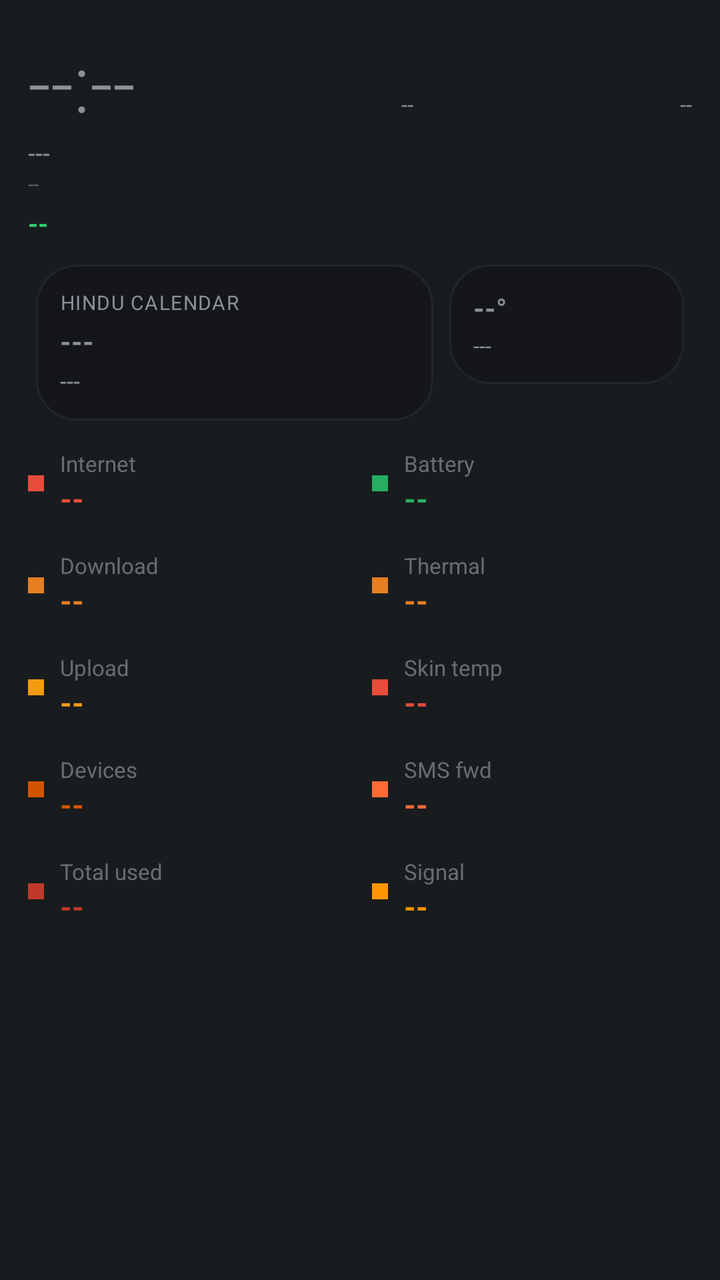
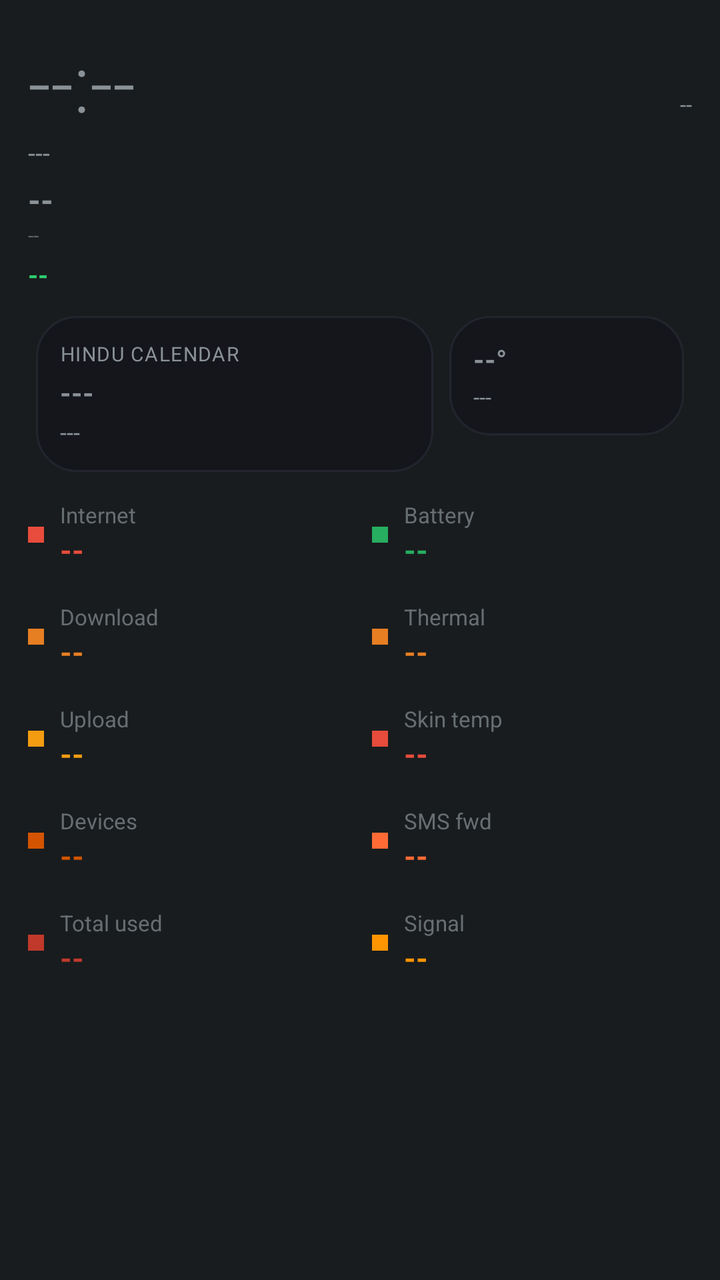

An Android layout rendered at two revisions. The XML below is the earlier revision; the diff shows what the commit changed to produce the second picture.
<!-- AndroidManifest.xml: application theme android:Theme.DeviceDefault.NoActionBar -->
<!-- res/layout/aod_layout_oneplus_bold.xml -->
<?xml version="1.0" encoding="utf-8"?>
<LinearLayout xmlns:android="http://schemas.android.com/apk/res/android"
    android:id="@+id/bg_root"
    android:layout_width="match_parent"
    android:layout_height="match_parent"
    android:orientation="vertical"
    android:padding="14dp">

    <LinearLayout
        android:layout_width="match_parent"
        android:layout_height="wrap_content"
        android:orientation="horizontal">

        <TextView
            android:id="@+id/clock"
            android:layout_width="wrap_content"
            android:layout_height="wrap_content"
            android:textSize="40sp"
            android:fontFamily="sans-serif-light"
            android:text="--:--" />

        <TextView
            android:id="@+id/net_type_badge"
            android:layout_width="0dp"
            android:layout_height="wrap_content"
            android:layout_weight="1"
            android:layout_gravity="top"
            android:gravity="end"
            android:textSize="11sp"
            android:text="--" />

        <TextView
            android:id="@+id/akd_badge"
            android:layout_width="0dp"
            android:layout_height="wrap_content"
            android:layout_weight="1"
            android:layout_gravity="top"
            android:gravity="end"
            android:textSize="11sp"
            android:text="--" />
    </LinearLayout>

    <TextView
        android:id="@+id/date"
        android:layout_width="wrap_content"
        android:layout_height="wrap_content"
        android:textSize="13sp"
        android:text="---" />

    <TextView
        android:id="@+id/perf_badge"
        android:layout_width="wrap_content"
        android:layout_height="wrap_content"
        android:textSize="10sp"
        android:alpha="0.6"
        android:text="--" />

    <TextView
        android:id="@+id/health_badge"
        android:layout_width="wrap_content"
        android:layout_height="wrap_content"
        android:layout_marginTop="4dp"
        android:textAllCaps="true"
        android:textStyle="bold"
        android:textSize="13sp"
        android:textColor="#2ecc71"
        android:text="--" />

    <TextView
        android:id="@+id/muhurat_badge"
        android:layout_width="wrap_content"
        android:layout_height="wrap_content"
        android:textSize="11sp"
        android:textStyle="bold"
        android:visibility="gone"
        android:text="--" />

    <LinearLayout
        android:layout_width="match_parent"
        android:layout_height="wrap_content"
        android:orientation="horizontal"
        android:layout_marginTop="8dp">

        <LinearLayout
            android:id="@+id/panchang_card"
            android:layout_width="0dp"
            android:layout_height="wrap_content"
            android:layout_weight="1.7"
            android:layout_margin="4dp"
            android:background="@drawable/bg_card"
            android:orientation="vertical"
            android:gravity="center_vertical"
            android:padding="12dp">

            <TextView
                android:id="@+id/panchang_header"
                android:layout_width="wrap_content"
                android:layout_height="wrap_content"
                android:textSize="10sp"
                android:textAllCaps="true"
                android:letterSpacing="0.05"
                android:text="Hindu calendar" />

            <TextView
                android:id="@+id/panchang_tithi"
                android:layout_width="match_parent"
                android:layout_height="wrap_content"
                android:layout_marginTop="3dp"
                android:textStyle="bold"
                android:maxLines="1"
                android:autoSizeTextType="uniform"
                android:autoSizeMinTextSize="13sp"
                android:autoSizeMaxTextSize="18sp"
                android:text="---" />

            <TextView
                android:id="@+id/panchang_nakshatra"
                android:layout_width="match_parent"
                android:layout_height="wrap_content"
                android:layout_marginTop="2dp"
                android:textSize="12sp"
                android:maxLines="1"
                android:ellipsize="end"
                android:text="---" />
        </LinearLayout>

        <LinearLayout
            android:id="@+id/weather_card"
            android:layout_width="0dp"
            android:layout_height="wrap_content"
            android:layout_weight="1"
            android:layout_margin="4dp"
            android:background="@drawable/bg_card"
            android:orientation="vertical"
            android:gravity="center_vertical"
            android:padding="12dp">

            <TextView
                android:id="@+id/weather_temp"
                android:layout_width="match_parent"
                android:layout_height="wrap_content"
                android:textStyle="bold"
                android:maxLines="1"
                android:autoSizeTextType="uniform"
                android:autoSizeMinTextSize="14sp"
                android:autoSizeMaxTextSize="20sp"
                android:text="--°" />

            <TextView
                android:id="@+id/weather_condition"
                android:layout_width="match_parent"
                android:layout_height="wrap_content"
                android:layout_marginTop="2dp"
                android:textSize="11sp"
                android:maxLines="2"
                android:text="---" />
        </LinearLayout>
    </LinearLayout>

    
    <LinearLayout
        android:layout_width="match_parent"
        android:layout_height="wrap_content"
        android:orientation="horizontal"
        android:layout_marginTop="10dp">

        <LinearLayout android:layout_width="0dp" android:layout_height="wrap_content" android:layout_weight="1" android:orientation="vertical" android:layout_marginEnd="6dp">
            <LinearLayout android:id="@+id/row8" android:layout_width="match_parent" android:layout_height="wrap_content" android:orientation="horizontal" android:gravity="center_vertical" android:layout_marginBottom="16dp">
                <View android:layout_width="8dp" android:layout_height="8dp" android:layout_marginEnd="8dp" android:background="#e74c3c" />
                <LinearLayout android:layout_width="0dp" android:layout_height="wrap_content" android:layout_weight="1" android:orientation="vertical">
                    <TextView android:id="@+id/stat_label" android:layout_width="wrap_content" android:layout_height="wrap_content" android:textSize="11sp" android:alpha="0.7" android:text="Internet" />
                    <TextView android:id="@+id/stat_value" android:layout_width="wrap_content" android:layout_height="wrap_content" android:textStyle="bold" android:textSize="15sp" android:textColor="#e74c3c" android:text="--" />
                </LinearLayout>
            </LinearLayout>
            <LinearLayout android:id="@+id/row0" android:layout_width="match_parent" android:layout_height="wrap_content" android:orientation="horizontal" android:gravity="center_vertical" android:layout_marginBottom="16dp">
                <View android:layout_width="8dp" android:layout_height="8dp" android:layout_marginEnd="8dp" android:background="#e67e22" />
                <LinearLayout android:layout_width="0dp" android:layout_height="wrap_content" android:layout_weight="1" android:orientation="vertical">
                    <TextView android:id="@+id/stat_label" android:layout_width="wrap_content" android:layout_height="wrap_content" android:textSize="11sp" android:alpha="0.7" android:text="Download" />
                    <TextView android:id="@+id/stat_value" android:layout_width="wrap_content" android:layout_height="wrap_content" android:textStyle="bold" android:textSize="15sp" android:textColor="#e67e22" android:text="--" />
                </LinearLayout>
            </LinearLayout>
            <LinearLayout android:id="@+id/row1" android:layout_width="match_parent" android:layout_height="wrap_content" android:orientation="horizontal" android:gravity="center_vertical" android:layout_marginBottom="16dp">
                <View android:layout_width="8dp" android:layout_height="8dp" android:layout_marginEnd="8dp" android:background="#f39c12" />
                <LinearLayout android:layout_width="0dp" android:layout_height="wrap_content" android:layout_weight="1" android:orientation="vertical">
                    <TextView android:id="@+id/stat_label" android:layout_width="wrap_content" android:layout_height="wrap_content" android:textSize="11sp" android:alpha="0.7" android:text="Upload" />
                    <TextView android:id="@+id/stat_value" android:layout_width="wrap_content" android:layout_height="wrap_content" android:textStyle="bold" android:textSize="15sp" android:textColor="#f39c12" android:text="--" />
                </LinearLayout>
            </LinearLayout>
            <LinearLayout android:id="@+id/row2" android:layout_width="match_parent" android:layout_height="wrap_content" android:orientation="horizontal" android:gravity="center_vertical" android:layout_marginBottom="16dp">
                <View android:layout_width="8dp" android:layout_height="8dp" android:layout_marginEnd="8dp" android:background="#d35400" />
                <LinearLayout android:layout_width="0dp" android:layout_height="wrap_content" android:layout_weight="1" android:orientation="vertical">
                    <TextView android:id="@+id/stat_label" android:layout_width="wrap_content" android:layout_height="wrap_content" android:textSize="11sp" android:alpha="0.7" android:text="Devices" />
                    <TextView android:id="@+id/stat_value" android:layout_width="wrap_content" android:layout_height="wrap_content" android:textStyle="bold" android:textSize="15sp" android:textColor="#d35400" android:text="--" />
                </LinearLayout>
            </LinearLayout>
            <LinearLayout android:id="@+id/row3" android:layout_width="match_parent" android:layout_height="wrap_content" android:orientation="horizontal" android:gravity="center_vertical" android:layout_marginBottom="16dp">
                <View android:layout_width="8dp" android:layout_height="8dp" android:layout_marginEnd="8dp" android:background="#c0392b" />
                <LinearLayout android:layout_width="0dp" android:layout_height="wrap_content" android:layout_weight="1" android:orientation="vertical">
                    <TextView android:id="@+id/stat_label" android:layout_width="wrap_content" android:layout_height="wrap_content" android:textSize="11sp" android:alpha="0.7" android:text="Total used" />
                    <TextView android:id="@+id/stat_value" android:layout_width="wrap_content" android:layout_height="wrap_content" android:textStyle="bold" android:textSize="15sp" android:textColor="#c0392b" android:text="--" />
                </LinearLayout>
            </LinearLayout>
        </LinearLayout>

        <LinearLayout android:layout_width="0dp" android:layout_height="wrap_content" android:layout_weight="1" android:orientation="vertical" android:layout_marginStart="6dp">
            <LinearLayout android:id="@+id/row4" android:layout_width="match_parent" android:layout_height="wrap_content" android:orientation="horizontal" android:gravity="center_vertical" android:layout_marginBottom="16dp">
                <View android:layout_width="8dp" android:layout_height="8dp" android:layout_marginEnd="8dp" android:background="#27ae60" />
                <LinearLayout android:layout_width="0dp" android:layout_height="wrap_content" android:layout_weight="1" android:orientation="vertical">
                    <TextView android:id="@+id/stat_label" android:layout_width="wrap_content" android:layout_height="wrap_content" android:textSize="11sp" android:alpha="0.7" android:text="Battery" />
                    <TextView android:id="@+id/stat_value" android:layout_width="wrap_content" android:layout_height="wrap_content" android:textStyle="bold" android:textSize="15sp" android:textColor="#27ae60" android:text="--" />
                </LinearLayout>
            </LinearLayout>
            <LinearLayout android:id="@+id/row5" android:layout_width="match_parent" android:layout_height="wrap_content" android:orientation="horizontal" android:gravity="center_vertical" android:layout_marginBottom="16dp">
                <View android:layout_width="8dp" android:layout_height="8dp" android:layout_marginEnd="8dp" android:background="#e67e22" />
                <LinearLayout android:layout_width="0dp" android:layout_height="wrap_content" android:layout_weight="1" android:orientation="vertical">
                    <TextView android:id="@+id/stat_label" android:layout_width="wrap_content" android:layout_height="wrap_content" android:textSize="11sp" android:alpha="0.7" android:text="Thermal" />
                    <TextView android:id="@+id/stat_value" android:layout_width="wrap_content" android:layout_height="wrap_content" android:textStyle="bold" android:textSize="15sp" android:textColor="#e67e22" android:text="--" />
                </LinearLayout>
            </LinearLayout>
            <LinearLayout android:id="@+id/row6" android:layout_width="match_parent" android:layout_height="wrap_content" android:orientation="horizontal" android:gravity="center_vertical" android:layout_marginBottom="16dp">
                <View android:layout_width="8dp" android:layout_height="8dp" android:layout_marginEnd="8dp" android:background="#e74c3c" />
                <LinearLayout android:layout_width="0dp" android:layout_height="wrap_content" android:layout_weight="1" android:orientation="vertical">
                    <TextView android:id="@+id/stat_label" android:layout_width="wrap_content" android:layout_height="wrap_content" android:textSize="11sp" android:alpha="0.7" android:text="Skin temp" />
                    <TextView android:id="@+id/stat_value" android:layout_width="wrap_content" android:layout_height="wrap_content" android:textStyle="bold" android:textSize="15sp" android:textColor="#e74c3c" android:text="--" />
                </LinearLayout>
            </LinearLayout>
            <LinearLayout android:id="@+id/row7" android:layout_width="match_parent" android:layout_height="wrap_content" android:orientation="horizontal" android:gravity="center_vertical" android:layout_marginBottom="16dp">
                <View android:layout_width="8dp" android:layout_height="8dp" android:layout_marginEnd="8dp" android:background="#ff6b35" />
                <LinearLayout android:layout_width="0dp" android:layout_height="wrap_content" android:layout_weight="1" android:orientation="vertical">
                    <TextView android:id="@+id/stat_label" android:layout_width="wrap_content" android:layout_height="wrap_content" android:textSize="11sp" android:alpha="0.7" android:text="SMS fwd" />
                    <TextView android:id="@+id/stat_value" android:layout_width="wrap_content" android:layout_height="wrap_content" android:textStyle="bold" android:textSize="15sp" android:textColor="#ff6b35" android:text="--" />
                </LinearLayout>
            </LinearLayout>
            <LinearLayout android:id="@+id/row9" android:layout_width="match_parent" android:layout_height="wrap_content" android:orientation="horizontal" android:gravity="center_vertical" android:layout_marginBottom="16dp">
                <View android:layout_width="8dp" android:layout_height="8dp" android:layout_marginEnd="8dp" android:background="#ff9500" />
                <LinearLayout android:layout_width="0dp" android:layout_height="wrap_content" android:layout_weight="1" android:orientation="vertical">
                    <TextView android:id="@+id/stat_label" android:layout_width="wrap_content" android:layout_height="wrap_content" android:textSize="11sp" android:alpha="0.7" android:text="Signal" />
                    <TextView android:id="@+id/stat_value" android:layout_width="wrap_content" android:layout_height="wrap_content" android:textStyle="bold" android:textSize="15sp" android:textColor="#ff9500" android:text="--" />
                </LinearLayout>
            </LinearLayout>
        </LinearLayout>
    </LinearLayout>

</LinearLayout>
<!-- resources referenced by this layout -->
<resources>
  <!-- drawable bg_card (drawable) -->
  <?xml version="1.0" encoding="utf-8"?>
  <shape xmlns:android="http://schemas.android.com/apk/res/android">
      <solid android:color="#14161C" />
      <corners android:radius="20dp" />
      <stroke android:width="1dp" android:color="#22252E" />
  </shape>
</resources>

<!-- the commit's change to res/layout/aod_layout_oneplus_bold.xml (unified diff, before → after) -->
@@ -29,16 +29,7 @@
             android:textSize="11sp"
             android:text="--" />
 
-        <TextView
-            android:id="@+id/akd_badge"
-            android:layout_width="0dp"
-            android:layout_height="wrap_content"
-            android:layout_weight="1"
-            android:layout_gravity="top"
-            android:gravity="end"
-            android:textSize="11sp"
-            android:text="--" />
-    </LinearLayout>
+        </LinearLayout>
 
     <TextView
         android:id="@+id/date"
@@ -46,6 +37,7 @@
         android:layout_height="wrap_content"
         android:textSize="13sp"
         android:text="---" />
+<TextView android:id="@+id/akd_badge" android:layout_width="wrap_content" android:layout_height="wrap_content" android:layout_marginTop="4dp" android:textSize="16sp" android:textStyle="bold" android:text="--" />
 
     <TextView
         android:id="@+id/perf_badge"
